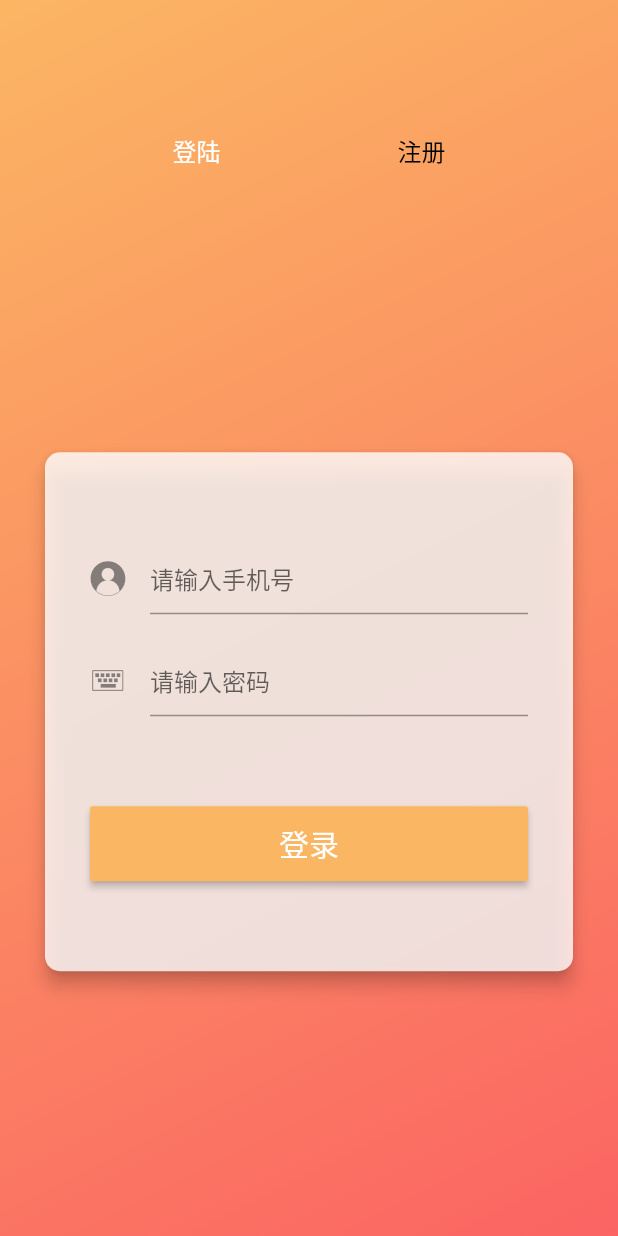
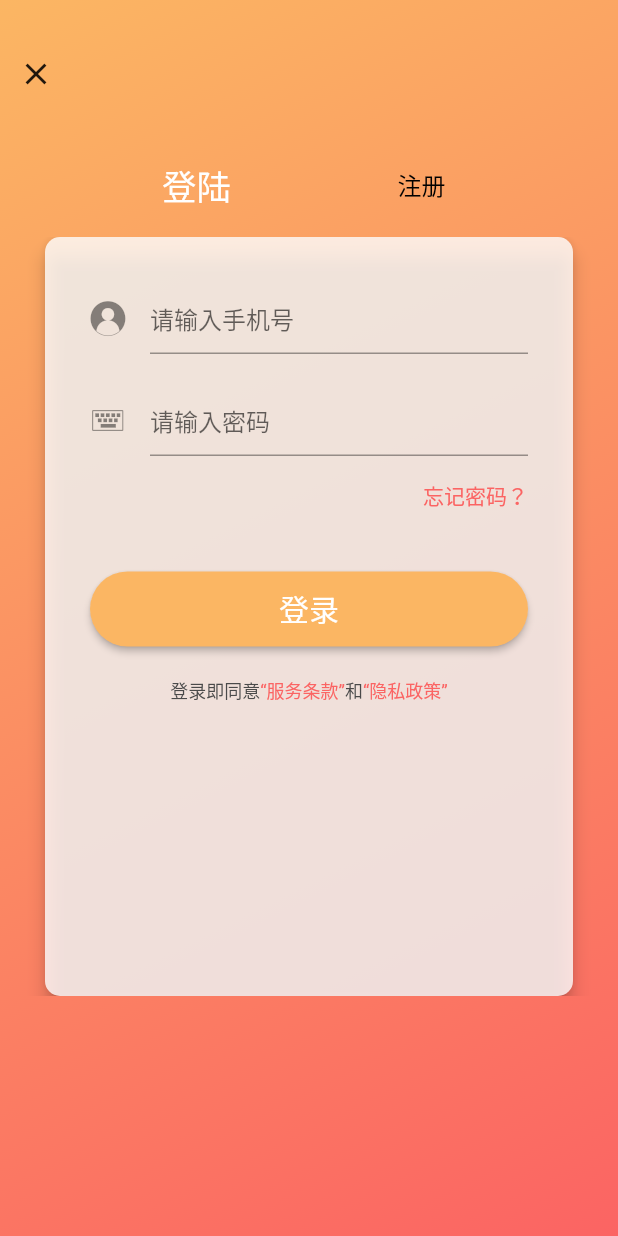
Before and after one commit to 121880399/CouponFair, a Flutter app: the LoginRegisterPage screen opened by its route, on a phone screen of 412 x 824 dp. Run offline on Flutter 3.47's test engine with Material 2 defaults, Android fonts, the phone set to English and light mode, and no system bars; our stand-ins replace connectivity, dio, event_bus, flutter_spinkit, flutter_swiper, fluttertoast and 1 more; accounts and stored records are empty; network calls fail; statements that could not run were skipped; project files that could hold a hidden picture were left out.

Commit message:
1.登陆界面优化

```diff
--- a/lib/common/style.dart
+++ b/lib/common/style.dart
@@ -10,7 +10,7 @@ class Constant{
   static const minTextSize = 12.0;
 
   static const normalTextWhite = TextStyle(
-    color: Color(0xffffff),
+    color: Color(0xFFFFFFFF),
     fontSize: normalTextSize,
   );
 
--- a/lib/pages/login/login.dart
+++ b/lib/pages/login/login.dart
@@ -3,8 +3,10 @@ import 'package:coupon_fair/common/style.dart';
 import 'package:coupon_fair/utils/common_utils.dart';
 import 'package:coupon_fair/utils/local_storage.dart';
 import 'package:coupon_fair/utils/navigator_utils.dart';
+import 'package:coupon_fair/widget/agreement.dart';
 import 'package:coupon_fair/widget/flex_button.dart';
 import 'package:coupon_fair/widget/input_widget.dart';
+import 'package:flutter/gestures.dart';
 import 'package:flutter/material.dart';
 
 class LoginPage extends StatefulWidget {
@@ -18,17 +20,12 @@ class LoginPage extends StatefulWidget {
 
 class _LoginPageState extends State<LoginPage>
     with SingleTickerProviderStateMixin {
-
   var _userName = "";
 
   var _loginPassword = "";
 
-
   final TextEditingController userController = new TextEditingController();
   final TextEditingController pwController = new TextEditingController();
-
-
-
 
   _LoginPageState() : super();
 
@@ -45,11 +42,9 @@ class _LoginPageState extends State<LoginPage>
     pwController.value = new TextEditingValue(text: _loginPassword ?? "");
   }
 
-
   @override
   Widget build(BuildContext context) {
-    return new Center(
-      child: new Card(
+    return new Card(
       elevation: 5.0,
       shape: new RoundedRectangleBorder(
           borderRadius: BorderRadius.all(Radius.circular(10.0))),
@@ -57,10 +52,9 @@ class _LoginPageState extends State<LoginPage>
       margin: const EdgeInsets.only(left: 30.0, right: 30.0),
       child: new Padding(
         padding: new EdgeInsets.only(
-              left: 30.0, top: 40.0, right: 30.0, bottom: 0.0),
+            left: 30.0, top: 10.0, right: 30.0, bottom: 0.0),
         child: new Column(
-            mainAxisAlignment: MainAxisAlignment.center,
-            mainAxisSize: MainAxisSize.min,
+          mainAxisAlignment: MainAxisAlignment.start,
           children: <Widget>[
             Padding(padding: EdgeInsets.all(10.0)),
             InputWidget(
@@ -81,7 +75,23 @@ class _LoginPageState extends State<LoginPage>
               },
               controller: pwController,
             ),
-              Padding(padding: EdgeInsets.all(30.0)),
+            Padding(padding: EdgeInsets.all(8.0)),
+            Container(
+              alignment: Alignment.bottomRight,
+              child: Text.rich(
+                TextSpan(
+                  text: "忘记密码？",
+                  style: TextStyle(
+                      fontSize: Constant.smallTextSize,
+                      color: Theme.of(context).primaryColor),
+                  recognizer: TapGestureRecognizer()
+                    ..onTap = () {
+                      print('点击了“忘记密码”');
+                    },
+                ),
+              ),
+            ),
+            Padding(padding: EdgeInsets.all(20.0)),
             FlexButton(
               text: "登录",
               color: Theme.of(context).accentColor,
@@ -90,8 +100,7 @@ class _LoginPageState extends State<LoginPage>
                 if (_userName == null || _userName.length == 0) {
                   return;
                 }
-                  if (_loginPassword == null ||
-                      _loginPassword.length == 0) {
+                if (_loginPassword == null || _loginPassword.length == 0) {
                   return;
                 }
                 CommonUtils.showLoadingDialog(context);
@@ -99,12 +108,11 @@ class _LoginPageState extends State<LoginPage>
                 NavigatorUtils.finish(context);
               },
             ),
-              Padding(padding: EdgeInsets.all(30.0)),
+            Padding(padding: EdgeInsets.all(10.0)),
+            UserAgreementWidget(),
           ],
-          ),
         ),
       ),
     );
   }
-
 }
--- a/lib/pages/login/login_register.dart
+++ b/lib/pages/login/login_register.dart
@@ -1,5 +1,7 @@
+import 'package:coupon_fair/common/style.dart';
 import 'package:coupon_fair/pages/login/login.dart';
 import 'package:coupon_fair/pages/login/register.dart';
+import 'package:coupon_fair/utils/navigator_utils.dart';
 import 'package:flutter/material.dart';
 
 class LoginRegisterPage extends StatefulWidget {
@@ -58,7 +60,19 @@ class _LoginRegisterPageState extends State<LoginRegisterPage> {
               child: new Column(
                 children: <Widget>[
                   new SizedBox(
-                    height: 75,
+                    height: 25,
+                  ),
+                 Container(
+                   alignment: Alignment.bottomLeft,
+                   child: IconButton(
+                     icon: Icon(Icons.close),
+                     onPressed: (){
+                       NavigatorUtils.finish(context);
+                     },
+                   ),
+                 ),
+                  new SizedBox(
+                    height: 25,
                   ),
                   /**
                    * 可以用SizeBox这种写法代替Padding：在Row或者Column中单独设置一个方向的间距的时候
@@ -71,10 +85,6 @@ class _LoginRegisterPageState extends State<LoginRegisterPage> {
                       children: <Widget>[
                         Expanded(
                             child: new Container(
-                          /**
-                               * TODO:暂时不会用Paint去自定义indicator，所以暂时只能这样实现了
-                               */
-
                           child: new Center(
                             child: new FlatButton(
                               onPressed: () {
@@ -84,7 +94,7 @@ class _LoginRegisterPageState extends State<LoginRegisterPage> {
                               },
                               child: _currentPage == 0 ?new Text(
                                 "登陆",
-                                style: TextStyle(fontSize: 16,
+                                style: TextStyle(fontSize: Constant.bigTextSize,
                                   color: Colors.white
                                 ),
                               ):new Text(
@@ -107,7 +117,7 @@ class _LoginRegisterPageState extends State<LoginRegisterPage> {
                               },
                               child:_currentPage == 1? new Text(
                                 "注册",
-                                style: TextStyle(fontSize: 16,
+                                style: TextStyle(fontSize: Constant.bigTextSize,
                                 color: Colors.white
                                 ),
                               ): new Text(
@@ -122,9 +132,13 @@ class _LoginRegisterPageState extends State<LoginRegisterPage> {
                       ],
                     ),
                   ),
+                  new SizedBox(
+                    height: 10,
+                  ),
                   new Expanded(
                     child: _pageView,
-                  )
+                  ),
+                  Padding(padding: EdgeInsets.all(80.0)),
                 ],
               )),
         ));
--- a/lib/pages/login/register.dart
+++ b/lib/pages/login/register.dart
@@ -1,5 +1,6 @@
 
 import 'package:coupon_fair/common/style.dart';
+import 'package:coupon_fair/widget/agreement.dart';
 import 'package:coupon_fair/widget/flex_button.dart';
 import 'package:coupon_fair/widget/input_widget.dart';
 import 'package:coupon_fair/widget/verify_code.dart';
@@ -46,8 +47,7 @@ class _RegisterPageState extends State<RegisterPage> {
 
   @override
   Widget build(BuildContext context) {
-    return  Center(
-      child: new Card(
+    return  new Card(
       elevation: 5.0,
       shape: new RoundedRectangleBorder(
           borderRadius: BorderRadius.all(Radius.circular(10.0))),
@@ -55,9 +55,9 @@ class _RegisterPageState extends State<RegisterPage> {
       margin: const EdgeInsets.only(left: 30.0, right: 30.0),
       child: new Padding(
         padding: new EdgeInsets.only(
-              left: 30.0, top: 40.0, right: 30.0, bottom: 0.0),
+            left: 30.0, top: 10.0, right: 30.0, bottom: 0.0),
         child: new Column(
-            mainAxisAlignment: MainAxisAlignment.center,
+          mainAxisAlignment: MainAxisAlignment.start,
           mainAxisSize: MainAxisSize.min,
           children: <Widget>[
             Padding(padding: EdgeInsets.all(10.0)),
@@ -68,6 +68,7 @@ class _RegisterPageState extends State<RegisterPage> {
                 _userName = value;
               },
               controller: userController,
+              inputType: TextInputType.phone,
             ),
             Padding(padding: EdgeInsets.all(10.0)),
             VerifyCodeWidget(
@@ -99,7 +100,7 @@ class _RegisterPageState extends State<RegisterPage> {
               },
               controller: invitationCodeController,
             ),
-              Padding(padding: EdgeInsets.all(30.0)),
+            Padding(padding: EdgeInsets.all(15.0)),
             FlexButton(
               text: "注册",
               color: Theme.of(context).accentColor,
@@ -112,9 +113,9 @@ class _RegisterPageState extends State<RegisterPage> {
                 //请求网络
               },
             ),
-              Padding(padding: EdgeInsets.all(30.0)),
+            Padding(padding: EdgeInsets.all(10.0)),
+            UserAgreementWidget(typeStr:"注册"),
           ],
-          ),
         ),
       ),
     );
--- /dev/null
+++ b/lib/widget/agreement.dart
@@ -0,0 +1,64 @@
+import 'package:flutter/gestures.dart';
+import 'package:flutter/material.dart';
+
+class UserAgreementWidget extends StatefulWidget {
+  var typeStr ="";
+
+  @override
+  _UserAgreementState createState() => _UserAgreementState();
+
+  UserAgreementWidget({this.typeStr : "登录"});
+}
+
+class _UserAgreementState extends State<UserAgreementWidget> {
+
+  /// 用户协议中“低调”文本的样式。
+  final TextStyle _lowProfileStyle = TextStyle(
+    fontSize: 12.0,
+    color: Color(0xFF4A4A4A),
+  );
+
+  /// 用户协议中“高调”文本的样式。
+  final TextStyle _highProfileStyle = TextStyle(
+    fontSize: 12.0,
+    color: Color(0xFFFB6463),
+  );
+
+
+  @override
+  Widget build(BuildContext context) {
+    // 文本（`Text`）组件，是一系列具有单一样式的文本。
+    // 文本.丰富（`Text.rich`）构造函数，则是使用文字跨度（`TextSpan`）组件创建文本。
+    return Text.rich(
+      // 文字跨度（`TextSpan`）组件，不可变的文本范围。
+      TextSpan(
+        // 文本（`text`）属性，跨度中包含的文本。
+        text: '${widget.typeStr}''即同意',
+        // 样式（`style`）属性，应用于文本和子组件的样式。
+        style: _lowProfileStyle,
+        children: [
+          TextSpan(
+            // 识别（`recognizer`）属性，一个手势识别器，它将接收触及此文本范围的事件。
+            // 手势（`gestures`）库的点击手势识别器（`TapGestureRecognizer`）类，识别点击手势。
+            recognizer: TapGestureRecognizer()..onTap = () {
+              print('点击了“服务条款”');
+            },
+            text: '“服务条款”',
+            style: _highProfileStyle,
+          ),
+          TextSpan(
+            text: '和',
+            style: _lowProfileStyle,
+          ),
+          TextSpan(
+            recognizer: TapGestureRecognizer()..onTap = () {
+              print('点击了“隐私政策”');
+            },
+            text: '“隐私政策”',
+            style: _highProfileStyle,
+          ),
+        ],
+      ),
+    );
+  }
+}
--- a/lib/widget/flex_button.dart
+++ b/lib/widget/flex_button.dart
@@ -1,9 +1,9 @@
 import 'package:flutter/material.dart';
 
 /**
- * 充满的button
- * Created by guoshuyu
- * Date: 2018-07-16
+ * 圆角BUtton
+ * Created by 周正一
+ * Date: 2019/5/19
  */
 class FlexButton extends StatelessWidget {
   final String text;
@@ -29,6 +29,9 @@ class FlexButton extends StatelessWidget {
         padding: new EdgeInsets.only(left: 20.0, top: 10.0, right: 20.0, bottom: 10.0),
         textColor: textColor,
         color: color,
+        shape: RoundedRectangleBorder(
+          borderRadius: BorderRadius.all(Radius.circular(30))
+        ),
         child: new Flex(
           mainAxisAlignment: mainAxisAlignment,
           direction: Axis.horizontal,
--- a/lib/widget/input_widget.dart
+++ b/lib/widget/input_widget.dart
@@ -14,7 +14,9 @@ class InputWidget extends StatefulWidget {
 
   final TextEditingController controller;
 
-  InputWidget({Key key, this.hintText, this.iconData, this.onChanged, this.textStyle, this.controller, this.obscureText = false}) : super(key: key);
+  final TextInputType inputType;
+
+  InputWidget({Key key, this.hintText, this.iconData, this.onChanged, this.textStyle, this.controller, this.obscureText = false,this.inputType = TextInputType.text}) : super(key: key);
 
   @override
   _InputWidgetState createState() => new _InputWidgetState();
@@ -31,6 +33,7 @@ class _InputWidgetState extends State<InputWidget> {
       controller: widget.controller,
       onChanged: widget.onChanged,
       obscureText: widget.obscureText,
+      keyboardType: widget.inputType,
       decoration: new InputDecoration(
         hintText: widget.hintText,
         icon: widget.iconData == null ? null : new Icon(widget.iconData),
--- a/lib/widget/verify_code.dart
+++ b/lib/widget/verify_code.dart
@@ -3,6 +3,7 @@ import 'dart:async';
 import 'package:coupon_fair/common/style.dart';
 import 'package:coupon_fair/widget/input_widget.dart';
 import 'package:flutter/material.dart';
+import 'package:flutter/services.dart';
 
 class VerifyCodeWidget extends StatefulWidget {
   ///倒计时的秒数，默认为60秒
@@ -25,6 +26,7 @@ class VerifyCodeWidget extends StatefulWidget {
 
   final TextStyle textStyle;
 
+  final TextInputType inputType;
 
   VerifyCodeWidget(
       {this.countdown: 60,
@@ -35,7 +37,7 @@ class VerifyCodeWidget extends StatefulWidget {
       this.hintText,
       this.iconData,
       this.textStyle,
-      });
+      this.inputType = TextInputType.number});
 
   @override
   _VerifyCodeWidgetState createState() => _VerifyCodeWidgetState();
@@ -98,6 +100,11 @@ class _VerifyCodeWidgetState extends State<VerifyCodeWidget> {
         TextField(
           controller: widget.controller,
           onChanged: widget.onChanged,
+          //只能输入数字
+          inputFormatters: <TextInputFormatter>[
+            WhitelistingTextInputFormatter.digitsOnly,
+          ],
+          keyboardType: widget.inputType,
           decoration: new InputDecoration(
             hintText: widget.hintText,
             icon: widget.iconData == null ? null : new Icon(widget.iconData),
```
Lines whose indentation alone changed are shown as unchanged.
